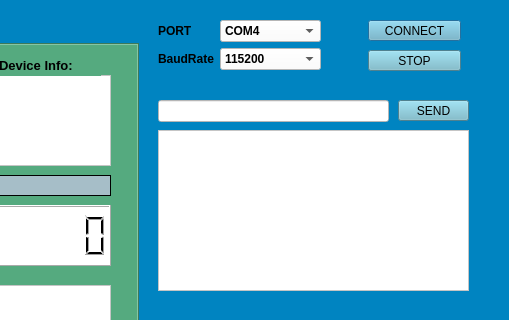
The window that electronic_load_last.ui (erenakyol09/electricLoad_efficiency) describes before a commit, drawn with Qt 5; both pictures show x 692 to 1201 and y 0 to 320 of the 1201 by 916 pixel window.
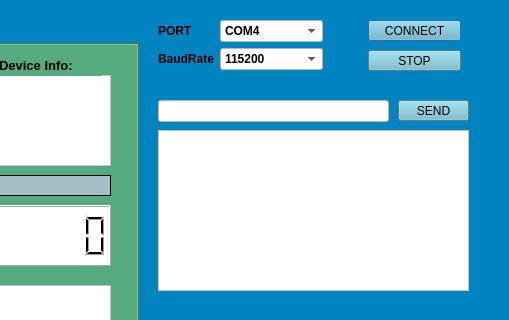
The same window after the commit. Custom widgets are drawn as their Qt base class.

What changed in the file:
```diff
--- a/electronic_load_last.ui
+++ b/electronic_load_last.ui
@@ -56,7 +56,7 @@
     <rect>
      <x>850</x>
      <y>20</y>
-     <width>163</width>
+     <width>165</width>
      <height>72</height>
     </rect>
    </property>
```
